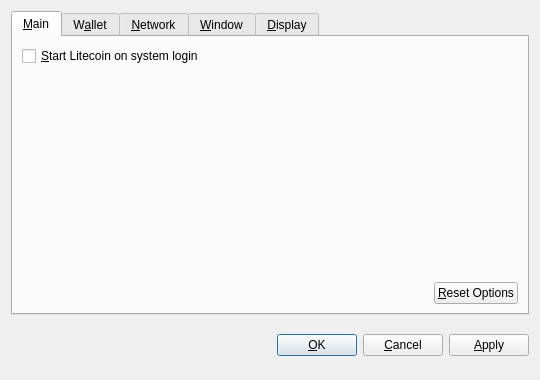
chriswolske/dcoin, file src/qt/forms/optionsdialog.ui: the form before one commit.
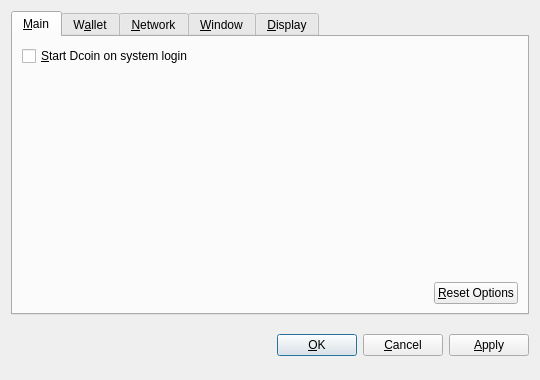
The form after the commit. Custom widgets are drawn as their Qt base class.

Commit message: almost forgot to change Litecoin to Dcoin; done.

The edit to the form file:
```diff
--- a/src/qt/forms/optionsdialog.ui
+++ b/src/qt/forms/optionsdialog.ui
@@ -36,7 +36,7 @@
           <string>Automatically start Litecoin after logging in to the system.</string>
          </property>
          <property name="text">
-          <string>&amp;Start Litecoin on system login</string>
+          <string>&amp;Start Dcoin on system login</string>
          </property>
         </widget>
        </item>
```
Left out of the diff: 10 changed lines with no effect on the pictures. The commit also changes 103 other files.
